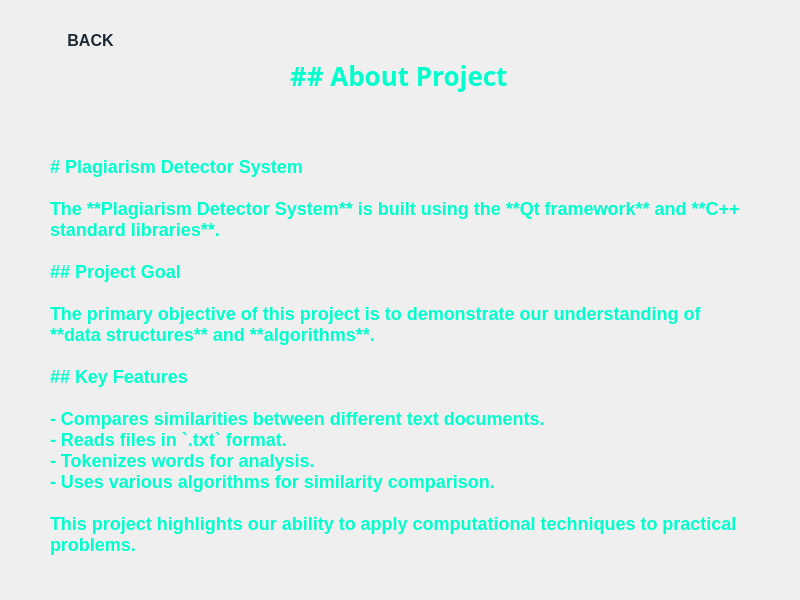
m-muneebrehman/pd, file aboutproj.ui: the form before one commit.
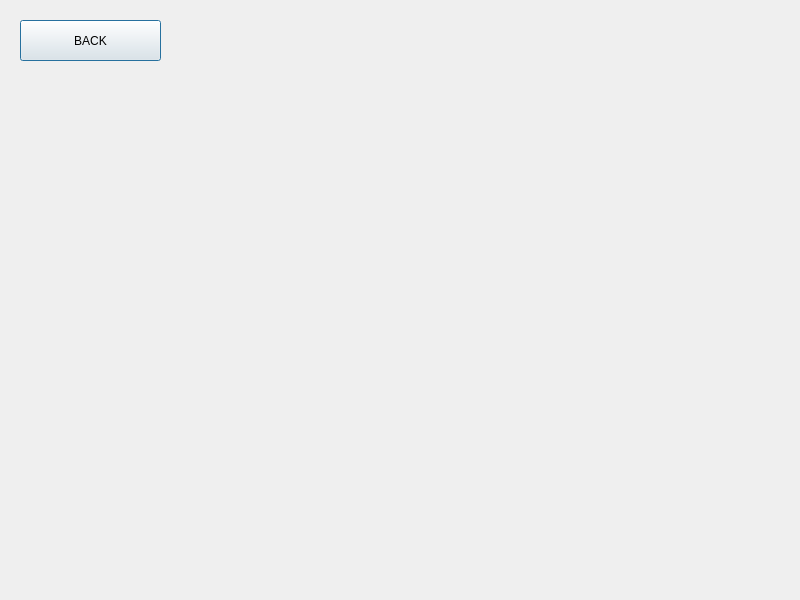
The form after the commit.

What changed in the file:
```diff
--- a/aboutproj.ui
+++ b/aboutproj.ui
@@ -14,91 +14,8 @@
    <string>Dialog</string>
   </property>
   <property name="styleSheet">
-   <string notr="true">/* Dialog with a gradient background for a futuristic feel */
-QDialog {
-    background: qlineargradient(spread:pad, x1:0, y1:0, x2:1, y2:1, 
-                                stop:0 #2c3e50, stop:1 #4ca1af); /* Gradient */
-    font-family: 'Cyber Alert', sans-serif; /* Cyber Alert font family */
-    color: #ecf0f1; /* Light text for contrast */
-    border-radius: 12px; /* Rounded edges */
-}
-
-/* Style for labels with neon effect */
-QLabel {
-    color: #00ffcc; /* Neon aqua */
-    font-size: 18px; /* Reduced font size */
-    font-weight: bold;
-    text-align: center;
-    font-family: 'Cyber Alert', sans-serif; /* Cyber Alert font */
-}
-
-/* Style for buttons */
-QPushButton {
-    background: qlineargradient(spread:pad, x1:0, y1:0, x2:1, y2:1, 
-                                stop:0 #1f4037, stop:1 #99f2c8); /* Gradient background */
-    color: #1c2833; /* Dark text */
-    border: none; /* No border */
-    border-radius: 20px; /* Rounded edges */
-    padding: 10px 20px; /* Adjusted padding for smaller button */
-    font-size: 16px; /* Reduced font size */
-    font-weight: bold;
-    font-family: 'Cyber Alert', sans-serif; /* Cyber Alert font */
-}
-
-/* Hover effect for buttons */
-QPushButton:hover {
-    background: qlineargradient(spread:pad, x1:0, y1:0, x2:1, y2:1, 
-                                stop:0 #34e89e, stop:1 #0f3443); /* Vibrant gradient */
-    color: #ecf0f1; /* Switch text to light for contrast */
-}
-
-/* Style for line edits */
-QLineEdit {
-    background-color: #1c2833; /* Dark background */
-    color: #ecf0f1; /* Light text */
-    border: 2px solid #00d1b2; /* Neon border */
-    border-radius: 12px; /* Adjusted for smaller size */
-    padding: 6px 10px; /* Adjusted padding for smaller input */
-    font-size: 16px; /* Reduced font size */
-    font-family: 'Cyber Alert', sans-serif; /* Cyber Alert font */
-}
-
-/* Focus effect for line edits */
-QLineEdit:focus {
-    border-color: #34e89e; /* Change border color when focused */
-}
-</string>
+   <string notr="true"/>
   </property>
-  <widget class="QLabel" name="aboutProj">
-   <property name="geometry">
-    <rect>
-     <x>290</x>
-     <y>40</y>
-     <width>401</width>
-     <height>71</height>
-    </rect>
-   </property>
-   <property name="font">
-    <font>
-     <family>Cyber Alert</family>
-     <pointsize>-1</pointsize>
-     <bold>true</bold>
-    </font>
-   </property>
-   <property name="styleSheet">
-    <string notr="true">*{
-font-size: 26px; /* Reduced font size */
-    font-weight: bold;
-    text-align: center;
-}</string>
-   </property>
-   <property name="text">
-    <string>## About Project</string>
-   </property>
-   <property name="textFormat">
-    <enum>Qt::TextFormat::MarkdownText</enum>
-   </property>
-  </widget>
   <widget class="QPushButton" name="back">
    <property name="geometry">
     <rect>
@@ -112,45 +29,6 @@
     <string>BACK</string>
    </property>
   </widget>
-  <widget class="QLabel" name="info">
-   <property name="geometry">
-    <rect>
-     <x>50</x>
-     <y>130</y>
-     <width>691</width>
-     <height>471</height>
-    </rect>
-   </property>
-   <property name="styleSheet">
-    <string notr="true">*{
-}</string>
-   </property>
-   <property name="text">
-    <string># Plagiarism Detector System
-
-The **Plagiarism Detector System** is built using the **Qt framework** and **C++ standard libraries**. 
-
-## Project Goal
-
-The primary objective of this project is to demonstrate our understanding of **data structures** and **algorithms**.
-
-## Key Features
-
-- Compares similarities between different text documents.
-- Reads files in `.txt` format.
-- Tokenizes words for analysis.
-- Uses various algorithms for similarity comparison.
-
-This project highlights our ability to apply computational techniques to practical problems.
-</string>
-   </property>
-   <property name="textFormat">
-    <enum>Qt::TextFormat::MarkdownText</enum>
-   </property>
-   <property name="wordWrap">
-    <bool>true</bool>
-   </property>
-  </widget>
  </widget>
  <resources/>
  <connections/>
```
